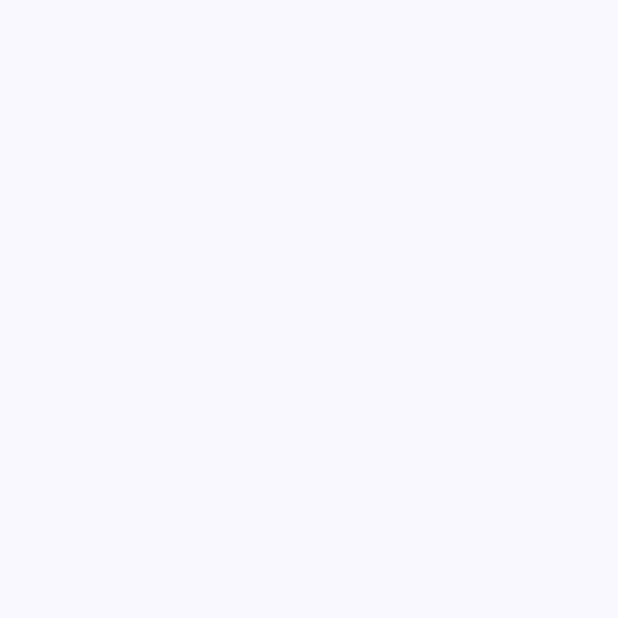
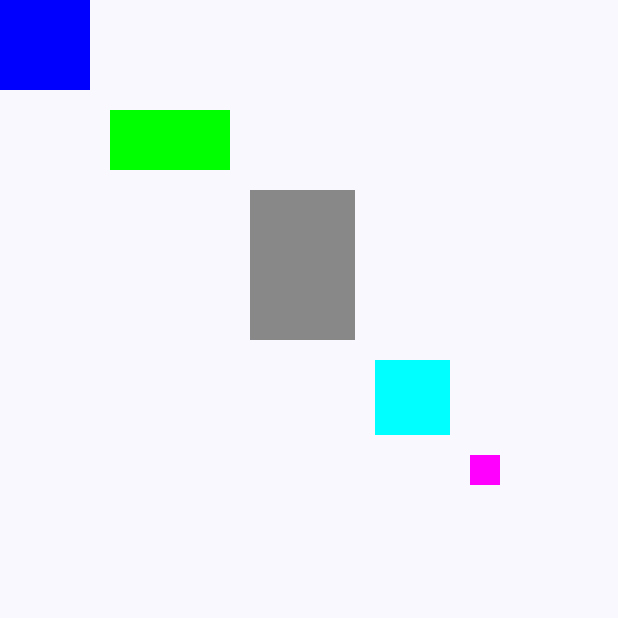
Before and after one commit to Marchbreeze/Compose-Study, an Android app built with Jetpack Compose: the CustomLayoutActivity screen opened directly, with no data from a screen before it, on a phone screen of 412 x 824 dp, the top half of it. Before the commit the part shown is empty. Run offline under Robolectric (Android 15) with nearby library versions, the phone set to English and light mode, and no system bars.

Commit message:
[#28] CustomLayout 으로 Cascade 구현

```diff
--- a/app/src/main/java/march/breeze/compose/CustomLayoutActivity.kt
+++ b/app/src/main/java/march/breeze/compose/CustomLayoutActivity.kt
@@ -3,13 +3,18 @@ package march.breeze.compose
 import android.os.Bundle
 import androidx.activity.ComponentActivity
 import androidx.activity.compose.setContent
+import androidx.compose.foundation.background
+import androidx.compose.foundation.layout.Box
 import androidx.compose.foundation.layout.fillMaxSize
+import androidx.compose.foundation.layout.size
 import androidx.compose.material3.MaterialTheme
 import androidx.compose.material3.Surface
-import androidx.compose.material3.Text
 import androidx.compose.runtime.Composable
 import androidx.compose.ui.Modifier
+import androidx.compose.ui.graphics.Color
+import androidx.compose.ui.layout.Layout
 import androidx.compose.ui.tooling.preview.Preview
+import androidx.compose.ui.unit.dp
 import march.breeze.compose.ui.theme.ComposeStudyTheme
 
 class CustomLayoutActivity : ComponentActivity() {
@@ -30,14 +35,47 @@ class CustomLayoutActivity : ComponentActivity() {
 }
 
 @Composable
+fun CascadeLayout(
+    spacing: Int = 0,
+    modifier: Modifier = Modifier,
+    content: @Composable () -> Unit
+) {
+    Layout(
+        modifier = modifier,
+        content = content
+    ) { measurables, constraints ->
+        var indent = 0
+        layout(constraints.maxWidth, constraints.maxHeight) {
+            val placeables = measurables.map { measurable ->
+                measurable.measure(constraints)
+            }
+            var yCoord = 0
+            placeables.forEach { placeable ->
+                placeable.placeRelative(x = indent, y = yCoord)
+                indent += placeable.width + spacing
+                yCoord += placeable.height + spacing
+            }
+        }
+    }
+}
+
+@Composable
 fun MainScreen8() {
-
+    Box {
+        CascadeLayout(spacing = 20) {
+            Box(modifier = Modifier.size(60.dp).background(Color.Blue))
+            Box(modifier = Modifier.size(80.dp, 40.dp).background(Color.Green))
+            Box(modifier = Modifier.size(70.dp, 100.dp).background(Color.Gray))
+            Box(modifier = Modifier.size(50.dp).background(Color.Cyan))
+            Box(modifier = Modifier.size(20.dp).background(Color.Magenta))
+        }
+    }
 }
 
 @Preview(showBackground = true)
 @Composable
 fun GreetingPreview6() {
     ComposeStudyTheme {
-       MainScreen8()
+        MainScreen8()
     }
 }
```
